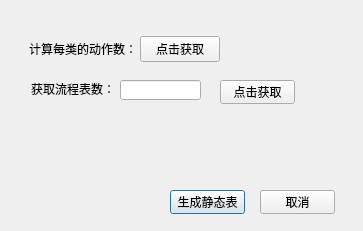
Old version of the form ui/statictable.ui in the repository JcypVacant/-experiment-process-config.
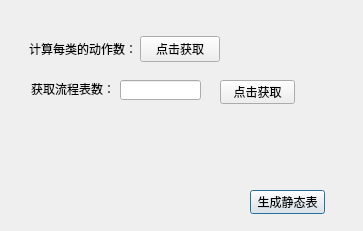
New version of the form.

```diff
--- a/ui/statictable.ui
+++ b/ui/statictable.ui
@@ -42,7 +42,7 @@
   <widget class="QPushButton" name="pushButton_3">
    <property name="geometry">
     <rect>
-     <x>170</x>
+     <x>250</x>
      <y>190</y>
      <width>75</width>
      <height>24</height>
@@ -52,20 +52,7 @@
     <string>生成静态表</string>
    </property>
   </widget>
-  <widget class="QPushButton" name="pushButton_4">
-   <property name="geometry">
-    <rect>
-     <x>260</x>
-     <y>190</y>
-     <width>75</width>
-     <height>24</height>
-    </rect>
-   </property>
-   <property name="text">
-    <string>取消</string>
-   </property>
-  </widget>
-  <widget class="QWidget" name="">
+  <widget class="QWidget" name="layoutWidget">
    <property name="geometry">
     <rect>
      <x>29</x>
```
